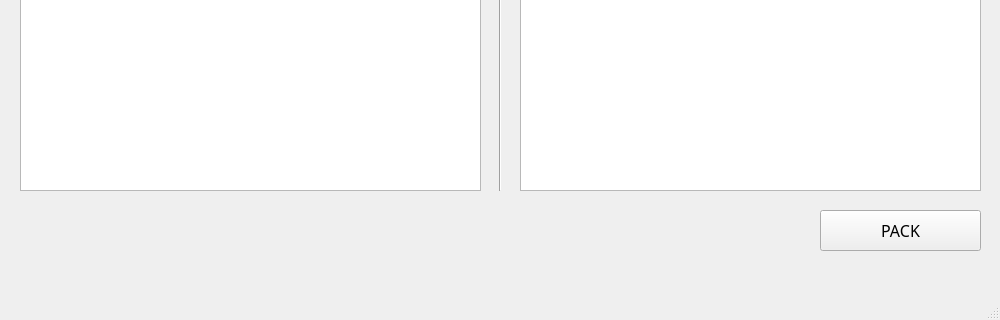
Markgundam/TexturePacker, file UI/PackTextures.ui: the form before one commit; both pictures show x 0 to 1000 and y 280 to 600 of the 1000 by 600 pixel window.
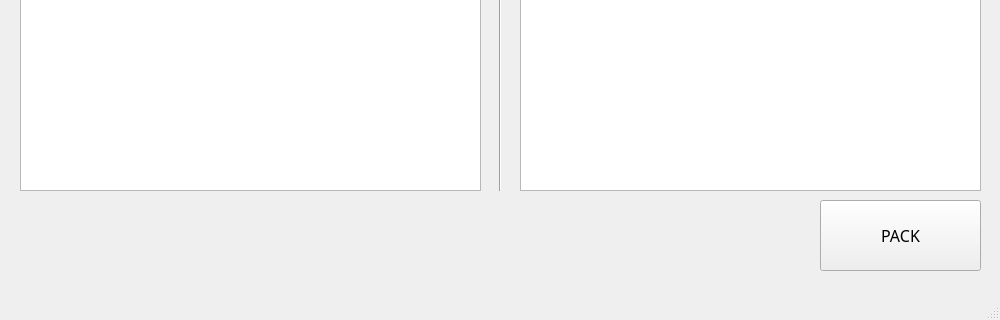
The form after the commit.

What changed in the file:
```diff
--- a/UI/PackTextures.ui
+++ b/UI/PackTextures.ui
@@ -48,9 +48,9 @@
     <property name="geometry">
      <rect>
       <x>820</x>
-      <y>490</y>
+      <y>480</y>
       <width>161</width>
-      <height>41</height>
+      <height>71</height>
      </rect>
     </property>
     <property name="font">
@@ -187,9 +187,9 @@
     <property name="geometry">
      <rect>
       <x>20</x>
-      <y>490</y>
+      <y>480</y>
       <width>791</width>
-      <height>41</height>
+      <height>71</height>
      </rect>
     </property>
     <property name="font">
```
Left out of the diff: 2 changed lines with no effect on the pictures.
